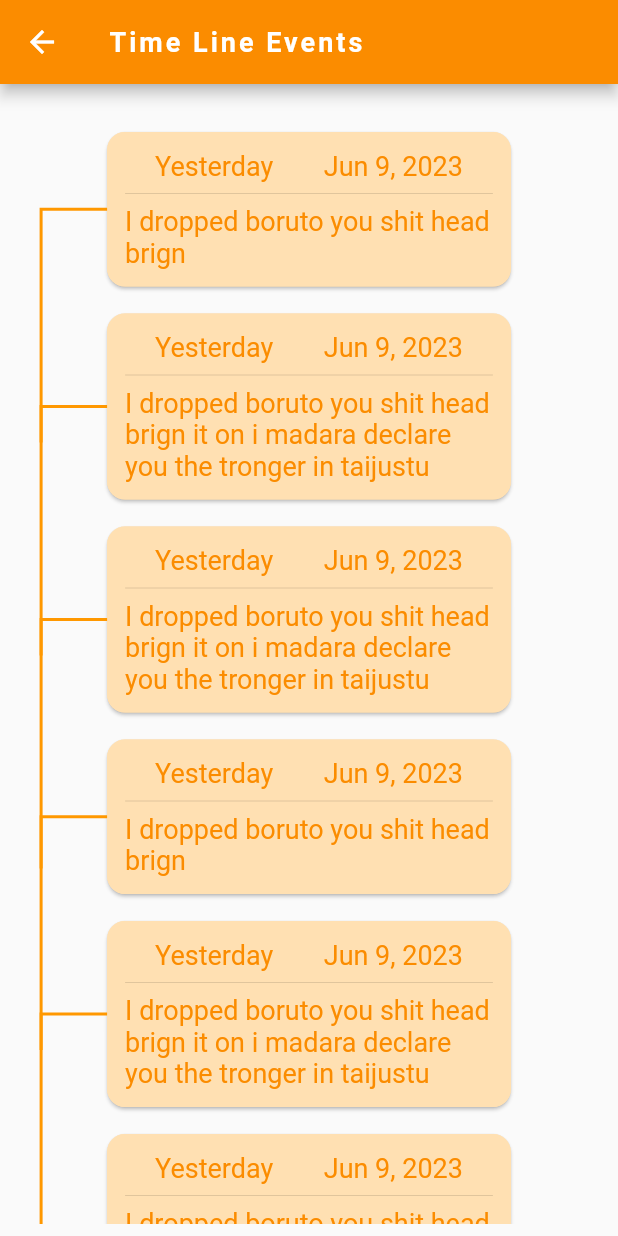
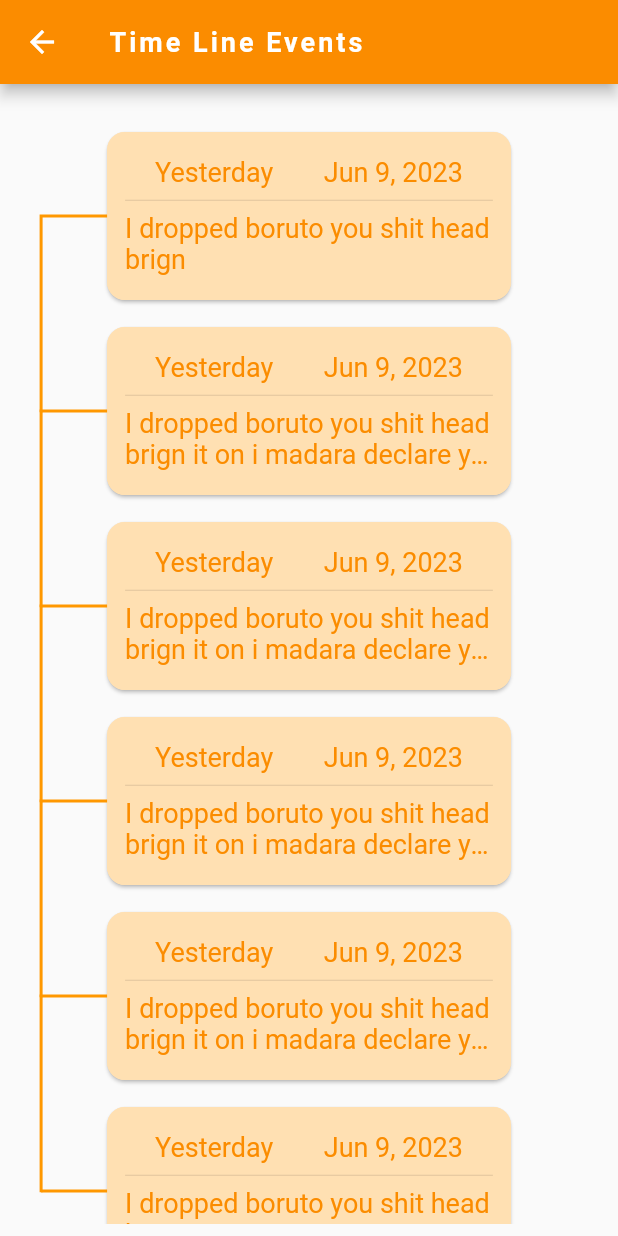
Before and after one commit to Vijayaraagavan/super_pocket, a Flutter app: the screen it shows after launch, on a phone screen of 412 x 824 dp. Run offline on Flutter 3.47's test engine with Material 2 defaults, Android fonts, the phone set to English and light mode, and no system bars; our stand-ins replace flutter_secure_storage; missing offline and left inert: flutter_pin_code_fields.

Commit message:
Using adjustable card height is unstable in ui. so finalised fixed height. Logic if only one child exist needs to be written.

```diff
--- a/lib/pages/timeline.dart
+++ b/lib/pages/timeline.dart
@@ -34,6 +34,7 @@ class Entry {
   String dateStr;
   String message;
   int category_id;
+  bool lastChild = false;
 
   Entry(this.id, this.datetime, this.recency, this.dateStr, this.message,
       this.category_id);
@@ -64,10 +65,12 @@ class _EntryCardState extends State<EntryCard> {
         return Column(
           children: [
             CustomPaint(
-              foregroundPainter: LinePainterSide(),
+              foregroundPainter: widget.entry.lastChild ? LinePainterDown(): LinePainterSide(),
               child: Container(
+                height: 120,
                 child: FractionallySizedBox(
                   widthFactor: 0.7,
+                  heightFactor: 1,
                   child: Card(
                     color: Theme.of(context).primaryColorLight,
                     // color: Colors.orange[100],
@@ -110,8 +113,11 @@ class _EntryCardState extends State<EntryCard> {
                           Text(
                             widget.entry.message,
                             style: TextStyle(
-                                color: Theme.of(context).primaryColor,
-                                fontSize: 18),
+                              color: Theme.of(context).primaryColor,
+                              fontSize: 18,
+                              overflow: TextOverflow.ellipsis,
+                            ),
+                            maxLines: 2,
                           )
                         ],
                       ),
@@ -144,7 +150,8 @@ class _EntryListState extends State<EntryList> {
     gen(
         2,
         "I dropped boruto you shit head brign it on i madara declare you the tronger in taijustu",
-        2)
+        2),
+    genLast(3, "I dropped boruto you shit head brign", 3),
   ];
   @override
   Widget build(BuildContext context) {
@@ -161,15 +168,15 @@ class _EntryListState extends State<EntryList> {
               //   child: Container(height: 50.0), // Adjust the height of the line
               // ),
               EntryCard(entries[1]),
-              EntryCard(entries[1]),
-              EntryCard(entries[0]),
+              // EntryCard(entries[1]),
               EntryCard(entries[1]),
               EntryCard(entries[1]),
               EntryCard(entries[1]),
-              EntryCard(entries[1]),
-              EntryCard(entries[1]),
-              EntryCard(entries[1]),
-              EntryCard(entries[1]),
+              EntryCard(entries[2]),
+              // EntryCard(entries[1]),
+              // EntryCard(entries[1]),
+              // EntryCard(entries[1]),
+              // EntryCard(entries[1]),
             ]),
       ),
     );
@@ -189,7 +196,7 @@ class LinePainterSide extends CustomPainter {
     Path path = Path();
     path.moveTo(4, size.height / 2);
     path.lineTo(-40, size.height / 2);
-    path.lineTo(-40, size.height + 100);
+    path.lineTo(-40, size.height * 1.59);
     canvas.drawPath(path, paint);
   }
 
@@ -206,8 +213,8 @@ class LinePainterDown extends CustomPainter {
       ..color = Colors.orange // Adjust the color of the line
       ..strokeWidth = 2.0;
 
-    final startPoint = Offset(20, -56);
-    final endPoint = Offset(20, 100);
+    final startPoint = Offset(4, size.height / 2);
+    final endPoint = Offset(-40, size.height / 2);
     canvas.drawLine(startPoint, endPoint, paint);
   }
 
@@ -220,3 +227,11 @@ Entry gen(id, msg, cat_id) {
   var recency = DateFormat.yMMMd().format(DateTime.now());
   return Entry(1, datetime, "Yesterday", recency, msg, cat_id);
 }
+
+Entry genLast(id, msg, cat_id) {
+  DateTime datetime = DateTime.now();
+  var recency = DateFormat.yMMMd().format(DateTime.now());
+  Entry last = Entry(1, datetime, "Yesterday", recency, msg, cat_id);
+  last.lastChild = true;
+  return last;
+}
```
